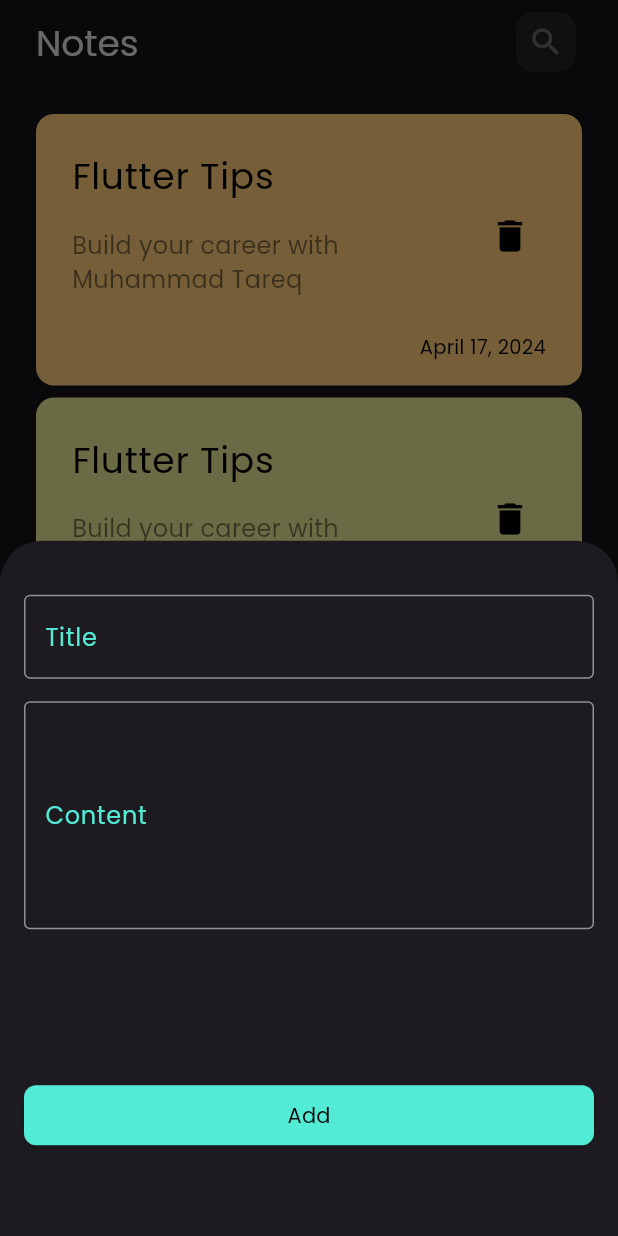
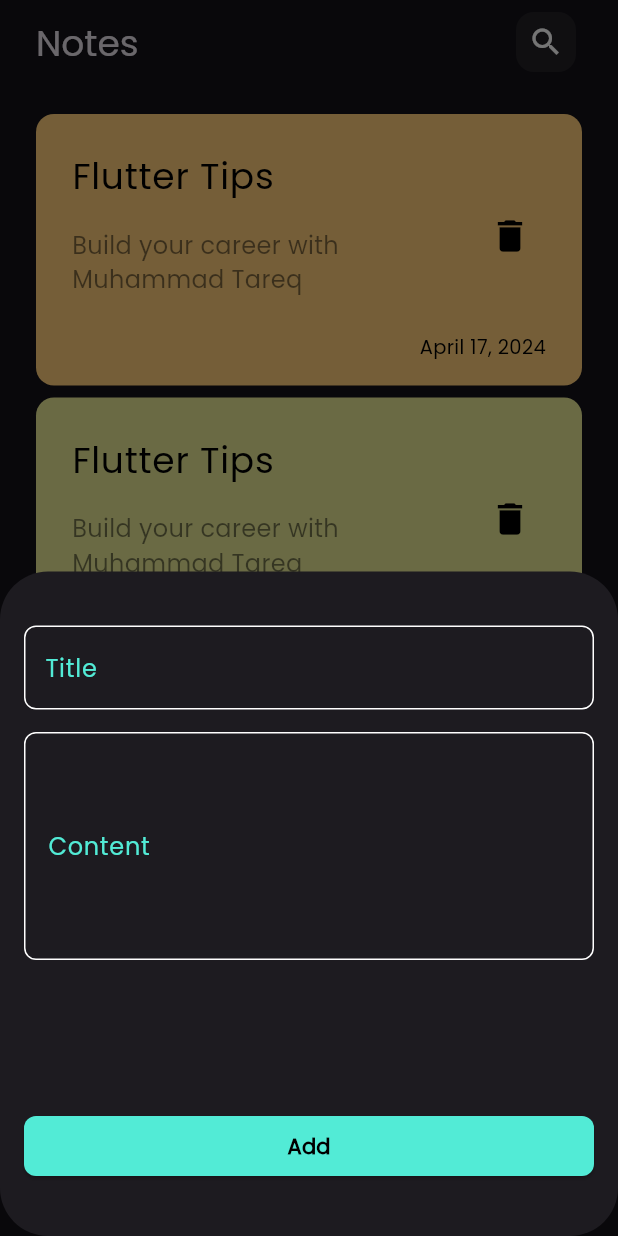
Before and after one commit to MuhammadTareqFathy/notes_app, a Flutter app: the screen it shows after launch, after a tap on the "add" icon, on a phone screen of 412 x 824 dp. Run offline on Flutter 3.47's test engine with Material 3 defaults, Android fonts, the phone set to English and light mode, and no system bars.

Commit message:
add edit note view

```diff
--- /dev/null
+++ b/lib/constants.dart
@@ -0,0 +1,3 @@
+import 'package:flutter/material.dart';
+
+const Color kPrimaryColor = Color(0xff52EBD6);
--- /dev/null
+++ b/lib/helper/outline_input_border.dart
@@ -0,0 +1,10 @@
+import 'package:flutter/material.dart';
+
+OutlineInputBorder customOutlineBorder({Color color = Colors.white}) {
+  return OutlineInputBorder(
+    borderSide: BorderSide(color: color),
+    borderRadius: const BorderRadius.all(
+      Radius.circular(8),
+    ),
+  );
+}
--- a/lib/views/notes_home_view.dart
+++ b/lib/views/notes_home_view.dart
@@ -1,4 +1,6 @@
 import 'package:flutter/material.dart';
+import 'package:notes_app/constants.dart';
+import 'package:notes_app/views/widgets/add_notes_bottom_sheet.dart';
 import 'package:notes_app/views/widgets/custom_icon.dart';
 import 'package:notes_app/views/widgets/note_card.dart';
 
@@ -28,6 +30,7 @@ class NotesHomeView extends StatelessWidget {
           Padding(
             padding: const EdgeInsets.symmetric(vertical: 8, horizontal: 24),
             child: CustomIcon(
+              onPressed: () {},
               backColor: WidgetStatePropertyAll(
                 Colors.grey.withOpacity(0.1),
               ),
@@ -36,7 +39,10 @@ class NotesHomeView extends StatelessWidget {
                   borderRadius: BorderRadius.circular(12),
                 ),
               ),
-              icon: const Icon(Icons.search),
+              icon: const Icon(
+                Icons.search,
+                color: Colors.white,
+              ),
             ),
           ),
         ],
@@ -44,12 +50,15 @@ class NotesHomeView extends StatelessWidget {
       floatingActionButton: CustomIcon(
         size: 32,
         backColor: const WidgetStatePropertyAll(
-          Colors.blue,
+          kPrimaryColor,
         ),
         outBorder: const WidgetStatePropertyAll(CircleBorder()),
         icon: const Icon(Icons.add),
         onPressed: () {
           showModalBottomSheet(
+              shape: RoundedRectangleBorder(
+                borderRadius: BorderRadius.circular(32),
+              ),
               context: context,
               builder: (context) {
                 return const AddNoteBottomSheet();
@@ -70,89 +79,3 @@ class NotesHomeView extends StatelessWidget {
     );
   }
 }
-
-class AddNoteBottomSheet extends StatelessWidget {
-  const AddNoteBottomSheet({super.key});
-
-  @override
-  Widget build(BuildContext context) {
-    return const Padding(
-      padding: EdgeInsets.all(16.0),
-      child: Column(
-        children: [
-          SizedBox(
-            height: 20,
-          ),
-          CustomTextField(
-            hintText: 'Title',
-            contentPadding: EdgeInsets.symmetric(horizontal: 10, vertical: 16),
-          ),
-          SizedBox(
-            height: 15,
-          ),
-          CustomTextField(
-            hintText: 'Content',
-            contentPadding: EdgeInsets.symmetric(horizontal: 10, vertical: 64),
-          ),
-          SizedBox(
-            height: 100,
-          ),
-          CustomElevatedButton()
-        ],
-      ),
-    );
-  }
-}
-
-class CustomElevatedButton extends StatelessWidget {
-  const CustomElevatedButton({
-    super.key,
-  });
-
-  @override
-  Widget build(BuildContext context) {
-    return SizedBox(
-      width: double.infinity,
-      child: ElevatedButton(
-        onPressed: () {},
-        style: ButtonStyle(
-          backgroundColor: const WidgetStatePropertyAll(
-            Color(0xff52EBD6),
-          ),
-          shape: WidgetStatePropertyAll(
-            RoundedRectangleBorder(
-              borderRadius: BorderRadius.circular(8),
-            ),
-          ),
-        ),
-        child: const Text(
-          'Add',
-          style: TextStyle(color: Colors.black),
-        ),
-      ),
-    );
-  }
-}
-
-class CustomTextField extends StatelessWidget {
-  const CustomTextField({
-    super.key,
-    required this.hintText,
-    this.contentPadding,
-  });
-  final String hintText;
-  final EdgeInsetsGeometry? contentPadding;
-  @override
-  Widget build(BuildContext context) {
-    return TextField(
-      decoration: InputDecoration(
-        hintText: hintText,
-        hintStyle: const TextStyle(
-          color: Color(0xff52EBD6),
-        ),
-        contentPadding: contentPadding,
-        border: const OutlineInputBorder(),
-      ),
-    );
-  }
-}
--- /dev/null
+++ b/lib/views/widgets/add_notes_bottom_sheet.dart
@@ -0,0 +1,42 @@
+import 'package:flutter/material.dart';
+import 'package:notes_app/views/widgets/custom_elevated_button.dart';
+import 'package:notes_app/views/widgets/custom_text_field.dart';
+
+class AddNoteBottomSheet extends StatelessWidget {
+  const AddNoteBottomSheet({super.key});
+
+  @override
+  Widget build(BuildContext context) {
+    return const Padding(
+      padding: EdgeInsets.all(16.0),
+      child: SingleChildScrollView(
+        child: Column(
+          children: [
+            SizedBox(
+              height: 20,
+            ),
+            CustomTextField(
+              hintText: 'Title',
+              contentPadding:
+                  EdgeInsets.symmetric(horizontal: 10, vertical: 16),
+            ),
+            SizedBox(
+              height: 15,
+            ),
+            CustomTextField(
+              hintText: '\n\nContent',
+              maxLines: 5,
+            ),
+            SizedBox(
+              height: 100,
+            ),
+            CustomElevatedButton(),
+            SizedBox(
+              height: 20,
+            )
+          ],
+        ),
+      ),
+    );
+  }
+}
--- /dev/null
+++ b/lib/views/widgets/custom_elevated_button.dart
@@ -0,0 +1,41 @@
+import 'package:flutter/material.dart';
+import 'package:notes_app/constants.dart';
+
+class CustomElevatedButton extends StatelessWidget {
+  const CustomElevatedButton({
+    super.key,
+  });
+
+  @override
+  Widget build(BuildContext context) {
+    return SizedBox(
+      width: MediaQuery.of(context).size.width,
+      child: ElevatedButton(
+        onPressed: () {},
+        style: ButtonStyle(
+          backgroundColor: const WidgetStatePropertyAll(
+            kPrimaryColor,
+          ),
+          shape: WidgetStatePropertyAll(
+            RoundedRectangleBorder(
+              borderRadius: BorderRadius.circular(8),
+            ),
+          ),
+        ),
+        child: const Text(
+          'Add',
+          style: TextStyle(color: Colors.black, fontWeight: FontWeight.bold),
+        ),
+      ),
+    );
+  }
+}
+
+
+// Navigator.of(context).push(
+//             MaterialPageRoute(
+//               builder: (context) {
+//                 return const EditNoteView();
+//               },
+//             ),
+//           );
--- /dev/null
+++ b/lib/views/widgets/custom_text_field.dart
@@ -0,0 +1,35 @@
+import 'package:flutter/material.dart';
+import 'package:notes_app/constants.dart';
+import 'package:notes_app/helper/outline_input_border.dart';
+
+class CustomTextField extends StatelessWidget {
+  const CustomTextField({
+    super.key,
+    required this.hintText,
+    this.contentPadding,
+    this.onSubmitted,
+    this.maxLines = 1,
+  });
+  final String hintText;
+  final EdgeInsetsGeometry? contentPadding;
+  final Function(String)? onSubmitted;
+  final int? maxLines;
+  @override
+  Widget build(BuildContext context) {
+    return TextField(
+      maxLines: maxLines,
+      cursorColor: kPrimaryColor,
+      onSubmitted: onSubmitted,
+      decoration: InputDecoration(
+        hintText: hintText,
+        hintStyle: const TextStyle(
+          color: kPrimaryColor,
+        ),
+        contentPadding: contentPadding,
+        border: customOutlineBorder(),
+        enabledBorder: customOutlineBorder(),
+        focusedBorder: customOutlineBorder(color: kPrimaryColor),
+      ),
+    );
+  }
+}
```
Also changed, not shown: lib/views/edit_note_view.dart (added, +69 -0 lines).
